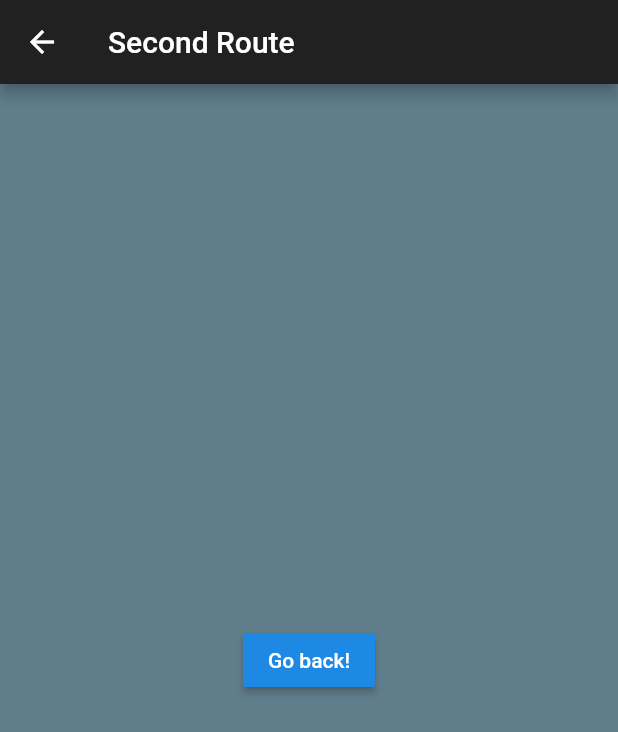
After one commit to LarsNyborgPedersen/pomodoro, a Flutter app: the Settings screen opened directly, on a phone screen of 412 x 824 dp. The commit adds this screen. Shown: the top 732 px of the screen. Run offline on Flutter 3.47's test engine with Material 2 defaults, Android fonts, the phone set to English and light mode, and no system bars; our stand-ins replace shared_preferences; missing offline and left inert: flutter_dnd, flutter_ringtone_player, workmanager; accounts and stored records are empty.

Commit message:
Nothing important changed

```diff
--- /dev/null
+++ b/lib/settings.dart
@@ -0,0 +1,21 @@
+import 'package:flutter/cupertino.dart';
+import 'package:flutter/material.dart';
+
+class Settings extends StatelessWidget {
+  @override
+  Widget build(BuildContext context) {
+    return Scaffold(
+      appBar: AppBar(
+        title: Text("Second Route"),
+      ),
+      body: Center(
+        child: RaisedButton(
+          onPressed: () {
+            // Navigate back to first route when tapped.
+          },
+          child: Text('Go back!'),
+        ),
+      ),
+    );
+  }
+}
--- a/pubspec.yaml
+++ b/pubspec.yaml
@@ -31,6 +31,7 @@ dependencies:
   flutter_dnd: ^0.1.2
   flutter_ringtone_player: ^2.0.0
   workmanager: ^0.2.0
+  shared_preferences: ^0.4.3
 
 
 
```
Also changed, not shown: lib/main.dart (+42 -4 lines), pubspec.lock.
